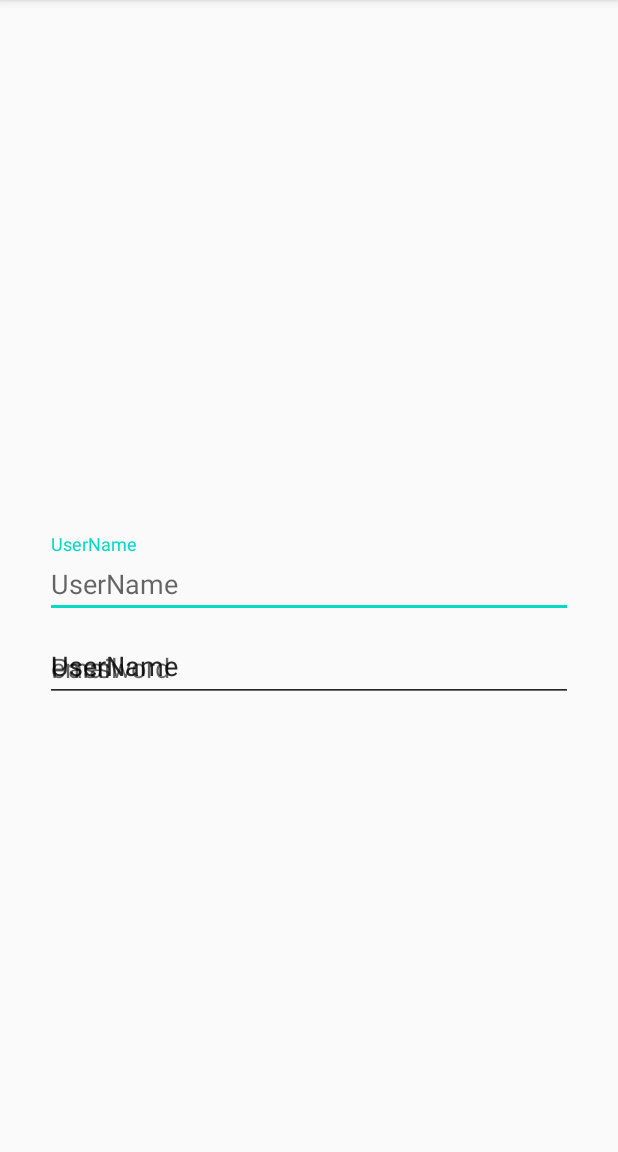
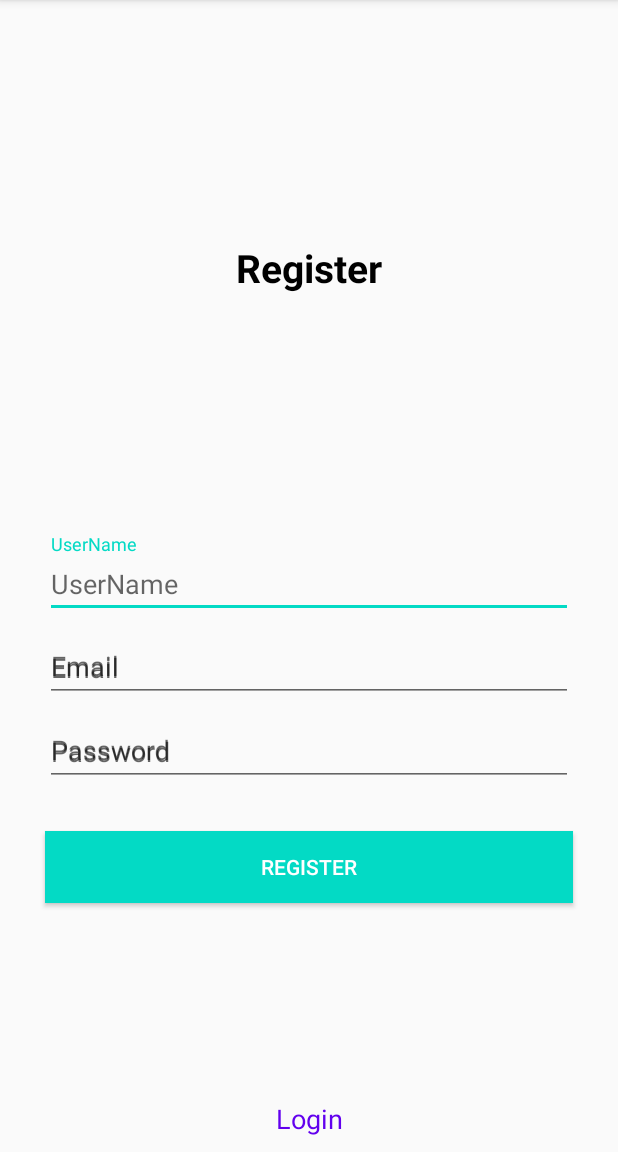
Before and after one commit to avitalze/All4Ole-Client, an Android app: the RegistrationScreen screen opened directly, with no data from a screen before it, on a phone screen of 412 x 824 dp, the part 84-1236 px from its top. Run offline under Robolectric (Android 15) with nearby library versions, the phone set to English and light mode, and no system bars.

Commit message:
update user

```diff
--- a/app/src/main/java/com/example/all4ole_client/MainActivity.kt
+++ b/app/src/main/java/com/example/all4ole_client/MainActivity.kt
@@ -146,7 +146,7 @@ class MainActivity :AppCompatActivity () {
     // TODO send username, password to server, if true go to homepage, else alert
     }
 
-    //    israel old !
+    //   move to registration screen
     fun registerOnClick(view: View){
         val intent = Intent(this, RegistrationScreen::class.java)
         startActivity(intent)
--- a/app/src/main/java/com/example/all4ole_client/User.kt
+++ b/app/src/main/java/com/example/all4ole_client/User.kt
@@ -36,4 +36,21 @@ class User {
 
         println("$userName: $password created")
     }
+
+    // empty
+    constructor(){
+        this.userName = ""
+        this.password = ""
+        this.firstName= ""
+        this.lastName =""
+        this.cell= ""
+        this.hobbies =0
+        this.help =0
+        this.email =""
+        this.originCountry =""
+        this.language =""
+        this.residenttialArea =""
+        this.maritalStatus =0
+        this.hasLittleChildren=0
+    }
 }
--- a/app/src/main/res/layout/activity_registration_screen.xml
+++ b/app/src/main/res/layout/activity_registration_screen.xml
@@ -14,9 +14,21 @@
 <!--            android:layout_height="62dp"-->
 <!--            android:text="We want you to get the most out of the app, please fill in the following details about you." ></TextView>-->
 
+    <TextView
+        android:layout_width="wrap_content"
+        android:text="Register"
+        app:layout_constraintTop_toTopOf="parent"
+        app:layout_constraintBottom_toTopOf="@+id/textUserName"
+        app:layout_constraintStart_toStartOf="parent"
+        android:textSize="26dp"
+        android:textColor="#000"
+        android:textStyle="bold"
+        app:layout_constraintEnd_toEndOf="parent"
+        android:layout_height="wrap_content"></TextView>
+
      <!--userName-->
     <com.google.android.material.textfield.TextInputLayout
-        android:id="@+id/textUseName"
+        android:id="@+id/textUserName"
         android:layout_width="match_parent"
         app:layout_constraintTop_toTopOf="parent"
         android:layout_marginStart="30dp"
@@ -27,54 +39,75 @@
         android:hint="UserName"
         android:layout_height="wrap_content">
 
-        <!--        tools:layout_editor_absoluteX="224dp"-->
-        <!--        tools:layout_editor_absoluteY="202dp">-->
         <EditText
             android:id="@+id/editUserName"
             android:layout_width="match_parent"
             android:layout_height="wrap_content"
             android:hint="UserName" />
-        <!--        <com.google.android.material.textfield.TextInputEditText-->
-        <!--            android:layout_width="match_parent"-->
-        <!--            android:layout_height="wrap_content"-->
-        <!--            android:hint="hint" />-->
     </com.google.android.material.textfield.TextInputLayout>
 
 <!--    email-->
     <com.google.android.material.textfield.TextInputLayout
         android:id="@+id/textEmail"
         android:layout_width="match_parent"
-        app:layout_constraintTop_toBottomOf="@+id/textUseName"
+        app:layout_constraintTop_toBottomOf="@+id/textUserName"
         android:layout_marginStart="30dp"
         android:layout_marginEnd="30dp"
         app:layout_constraintStart_toStartOf="parent"
         app:layout_constraintEnd_toEndOf="parent"
-        android:hint="UserName"
+        android:hint="Email"
         android:layout_height="wrap_content">
 
         <EditText
             android:id="@+id/editEmail"
             android:layout_width="match_parent"
             android:layout_height="wrap_content"
-            android:hint="email" />
+            android:hint="Email" />
     </com.google.android.material.textfield.TextInputLayout>
 
     <!--    password -->
     <com.google.android.material.textfield.TextInputLayout
         android:id="@+id/textPassword"
         android:layout_width="match_parent"
-        app:layout_constraintTop_toBottomOf="@+id/textUseName"
+        app:layout_constraintTop_toBottomOf="@+id/textEmail"
         android:layout_marginStart="30dp"
         android:layout_marginEnd="30dp"
         app:layout_constraintStart_toStartOf="parent"
         app:layout_constraintEnd_toEndOf="parent"
-        android:hint="UserName"
+        android:hint="Password"
         android:layout_height="wrap_content">
 
         <EditText
             android:id="@+id/editPassword"
             android:layout_width="match_parent"
             android:layout_height="wrap_content"
+            android:inputType="textPassword"
             android:hint="Password" />
     </com.google.android.material.textfield.TextInputLayout>
+
+    <Button
+        android:id="@+id/btnRegister"
+        android:layout_width="match_parent"
+        android:text="Register"
+        android:onClick="btnRegisterOnClick"
+        app:layout_constraintTop_toBottomOf="@+id/textPassword"
+        android:layout_margin="30dp"
+        android:textColor="#fff"
+        android:background="@color/colorAccent"
+        android:layout_height="wrap_content"/>
+
+
+    <TextView
+        android:id="@+id/tvLogin"
+        android:onClick="loginOnClick"
+        android:layout_width="wrap_content"
+        android:text="Login"
+        android:textColor="@color/colorPrimary"
+        android:textSize="18dp"
+        app:layout_constraintBottom_toBottomOf="parent"
+        app:layout_constraintStart_toStartOf="parent"
+        app:layout_constraintEnd_toEndOf="parent"
+        android:padding="10dp"
+        android:layout_height="wrap_content"></TextView>
+
 </androidx.constraintlayout.widget.ConstraintLayout>
```
